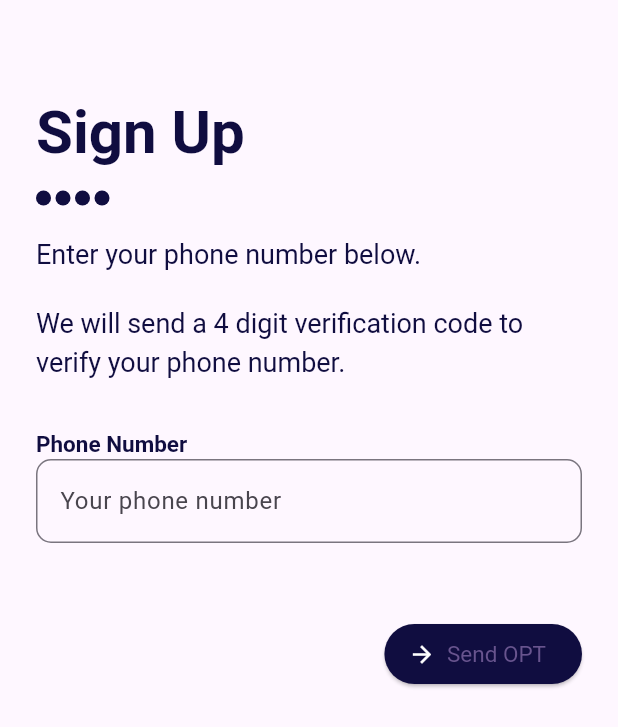
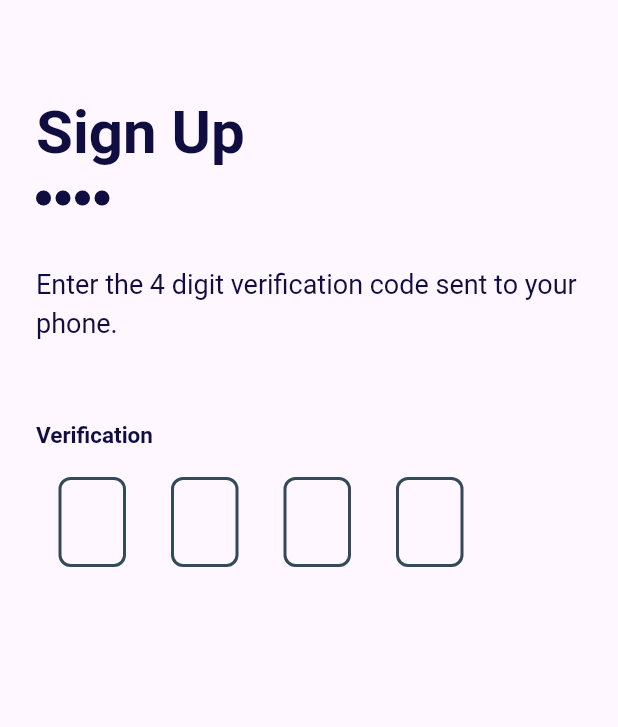
Before and after one commit to Rina-ui/MyWallet, a Flutter app: the Signup screen opened directly, after a tap on "Send OPT", on a phone screen of 412 x 824 dp. Shown: the top 727 px of the screen. Run offline on Flutter 3.47's test engine with Material 3 defaults, Android fonts, the phone set to English and light mode, and no system bars; drawn by our look-alikes of pin_code_fields; Roboto replaces fonts that are missing (Poppins).

Commit message:
verification

```diff
--- a/lib/first_part/Signup.dart
+++ b/lib/first_part/Signup.dart
@@ -1,4 +1,5 @@
 import 'package:flutter/material.dart';
+import 'package:my_wallet/first_part/Verification.dart';
 
 class Signup extends StatefulWidget {
   const Signup({super.key});
@@ -131,7 +132,7 @@ class _SignupState extends State<Signup> {
                     onPressed: () {
                       Navigator.push(
                         context,
-                        MaterialPageRoute(builder: (context) => Signup()),
+                        MaterialPageRoute(builder: (context) => Verification()),
                       );
                     },
                     label: Text('Send OPT'),
--- a/lib/first_part/Verification.dart
+++ b/lib/first_part/Verification.dart
@@ -0,0 +1,139 @@
+import 'package:flutter/material.dart';
+import 'package:pin_code_fields/pin_code_fields.dart';
+
+class Verification extends StatefulWidget {
+  const Verification({super.key});
+
+  @override
+  State<Verification> createState() => _VerificationState();
+}
+
+class _VerificationState extends State<Verification> {
+  @override
+  Widget build(BuildContext context) {
+    return Scaffold(
+      body: Padding(
+          padding: EdgeInsets.symmetric(horizontal: 24, vertical: 60),
+        child: Column(
+          crossAxisAlignment: CrossAxisAlignment.start,
+          children: [
+            Row(
+              children: [
+                Text('Sign Up',
+                  style: TextStyle(
+                    fontWeight: FontWeight.bold,
+                    fontSize: 40,
+                    fontFamily: 'Poppins',
+                    color: Color(0xFF100D40),
+                    letterSpacing: 0,
+                  ),
+                ),
+              ],
+            ),
+
+            SizedBox(height: 10,),
+
+            Row(
+              children: [
+                Container(
+                    height: 10,
+                    width: 10,
+                    decoration: BoxDecoration(
+                      color: Color(0xFF100D40),
+                      borderRadius: BorderRadius.circular(50),
+                    )
+                ),
+                SizedBox(width: 3,),
+                Container(
+                    height: 10,
+                    width: 10,
+                    decoration: BoxDecoration(
+                      color: Color(0xFF100D40),
+                      borderRadius: BorderRadius.circular(50),
+                    )
+                ),
+                SizedBox(width: 3,),
+                Container(
+                    height: 10,
+                    width: 10,
+                    decoration: BoxDecoration(
+                      color: Color(0xFF100D40),
+                      borderRadius: BorderRadius.circular(50),
+                    )
+                ),
+                SizedBox(width: 3,),
+                Container(
+                    height: 10,
+                    width: 10,
+                    decoration: BoxDecoration(
+                      color: Color(0xFF100D40),
+                      borderRadius: BorderRadius.circular(50),
+                    )
+                )
+              ],
+            ),
+
+            SizedBox(height: 40,),
+            Text('Enter the 4 digit verification code sent to your phone.',
+              style: TextStyle(
+                  color: Color(0xFF100D40),
+                  fontSize: 18,
+                  fontWeight: FontWeight.w400,
+                  letterSpacing: 0,
+                  fontFamily: 'Poppins'
+              ),
+            ),
+
+            SizedBox(height: 50,),
+            Row(
+              children: [
+                Text('Verification',
+                  style: TextStyle(
+                      color: Color(0xFF100D40),
+                      fontSize: 15,
+                      fontWeight: FontWeight.bold,
+                      letterSpacing: 0,
+                      fontFamily: 'Poppins'
+                  ),
+                ),
+              ],
+            ),
+
+            SizedBox(
+              width: 300,
+              child: Column(
+                children: [
+                  Padding(padding: EdgeInsets.all(9)),
+                  PinCodeTextField(
+                    appContext: context,
+                    length: 4,
+                    pinTheme: PinTheme(
+                      shape: PinCodeFieldShape.box,
+                      borderRadius: BorderRadius.circular(8),
+                      fieldHeight: 60,
+                      fieldWidth: 45,
+                      borderWidth: 2,
+                      activeFillColor: Color(0xFFF7F8FB),
+                      selectedFillColor: Color(0xFF324A59),
+                      inactiveFillColor: Color(0xFFF7F8FB),
+                      inactiveColor: Color(0xFF324A59),
+                      activeColor: Colors.green,
+                      fieldOuterPadding: EdgeInsets.symmetric(horizontal: 15),
+                    ),
+                    mainAxisAlignment: MainAxisAlignment.start,
+                  )
+                ],
+              ),
+            ),
+          SizedBox(height: 20,),
+            Row(
+              children: [
+
+              ],
+            )
+          ],
+        ),
+      )
+    );
+  }
+}
--- a/pubspec.yaml
+++ b/pubspec.yaml
@@ -34,6 +34,7 @@ dependencies:
   # The following adds the Cupertino Icons font to your application.
   # Use with the CupertinoIcons class for iOS style icons.
   cupertino_icons: ^1.0.8
+  pin_code_fields: ^8.0.1
 
 dev_dependencies:
   flutter_test:
```
Also changed, not shown: pubspec.lock.
